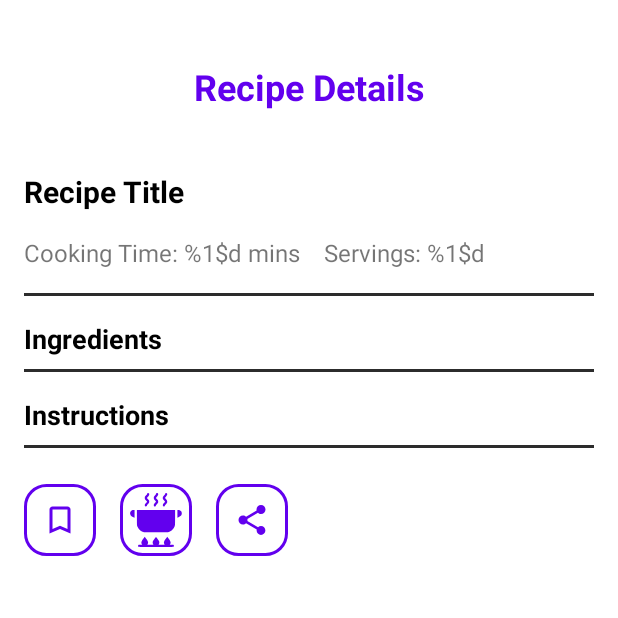
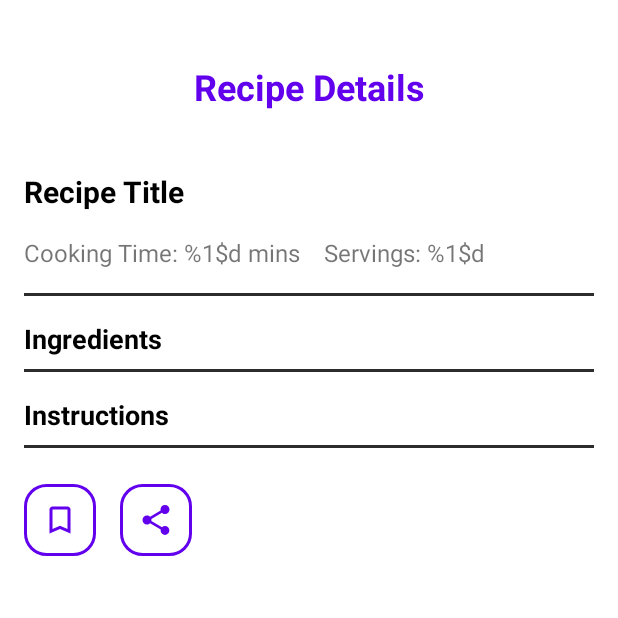
Before and after one commit to mmswflow-upb/RecipeGPT, an Android app: the RecipeDetailsActivity screen opened directly, with no data from a screen before it, on a phone screen of 412 x 824 dp, the top half of it. Run offline under Robolectric (Android 15) with nearby library versions, the phone set to English and light mode, and no system bars.

Commit message:
disabled cook button when you dont have enough ingredients

```diff
--- a/app/src/main/java/com/example/recipegpt/activities/recipedetails/RecipeDetailsActivity.kt
+++ b/app/src/main/java/com/example/recipegpt/activities/recipedetails/RecipeDetailsActivity.kt
@@ -2,12 +2,15 @@ package com.example.recipegpt.activities.recipedetails
 
 import android.content.Intent
 import android.content.res.ColorStateList
+import android.content.res.Resources.Theme
 import android.os.Bundle
 import android.util.Log
+import android.util.TypedValue
 import android.view.View
 import android.widget.Toast
 import androidx.activity.viewModels
 import androidx.appcompat.app.AppCompatActivity
+import androidx.appcompat.widget.ThemeUtils
 import com.example.recipegpt.R
 import com.example.recipegpt.databinding.ActivityRecipeDetailsBinding
 import com.example.recipegpt.models.QuantUnit
@@ -42,7 +45,7 @@ class RecipeDetailsActivity : AppCompatActivity() {
         // Observe the saved status to update the save button and toggle `listIngredients`
         viewModel.isRecipeSaved.observe(this) { isSaved ->
             updateSaveButton(isSaved)
-            toggleListIngredientsVisibility(isSaved)
+            toggleButtonsVisibility(isSaved)
         }
 
         //Update the colors of the ingredient amounts in case there's a change in the saved ingredients DB
@@ -72,6 +75,10 @@ class RecipeDetailsActivity : AppCompatActivity() {
             }
         }
 
+        viewModel.canBeCooked.observe(this) { canBeCooked ->
+            Log.d("RecipeDetailsActivity", "Can be cooked's value changed: ${canBeCooked}")
+            updateCookButton(canBeCooked)
+        }
 
 
         // Save button handler
@@ -86,25 +93,45 @@ class RecipeDetailsActivity : AppCompatActivity() {
             viewModel.toggleRecipeListedStatus()
         }
 
+        viewModel.canBeCooked.observe(this) { canBeCooked ->
+            updateCookButton(canBeCooked)
+        }
+
         binding.cookButton.setOnClickListener {
-            var message = ""
             viewModel.cookRecipe { success ->
-                 message = if (success) {
+                val message = if (success) {
                     getString(R.string.recipe_cooked_successfully)
                 } else {
                     getString(R.string.not_enough_ingredients)
                 }
+                Toast.makeText(this, message, Toast.LENGTH_SHORT).show()
+            }
+        }
 
-            }
-            Toast.makeText(this, message, Toast.LENGTH_SHORT).show()
-
-        }
 
 
         binding.shareButton.setOnClickListener {
             shareRecipeDetails()
         }
     }
+    private fun getThemePrimaryColor(): Int {
+        val typedValue = TypedValue()
+        val theme = theme.resolveAttribute(com.google.android.material.R.attr.colorPrimary, typedValue, true)
+        return typedValue.data
+    }
+
+    private fun updateCookButton(canBeCooked: Boolean) {
+        val primaryColor = getThemePrimaryColor()
+        val disabledColor = resources.getColor(R.color.grayDark, null)
+
+        val color = if (canBeCooked) primaryColor else disabledColor
+
+        binding.cookButton.backgroundTintList = ColorStateList.valueOf(color)
+        binding.cookButton.imageTintList = ColorStateList.valueOf(color)
+        binding.cookButton.isEnabled = canBeCooked
+    }
+
+
 
     private fun updateListIngredientsButton(isListed: Boolean) {
 
@@ -180,11 +207,14 @@ class RecipeDetailsActivity : AppCompatActivity() {
         }
     }
 
-    private fun toggleListIngredientsVisibility(isSaved: Boolean) {
-        binding.listIngredients.visibility = if (isSaved) {
-            View.VISIBLE
-        } else {
-            View.GONE
+    private fun toggleButtonsVisibility(isSaved: Boolean) {
+        if(isSaved){
+            binding.cookButton.visibility = View.VISIBLE
+            binding.listIngredients.visibility = View.VISIBLE
+
+        }else{
+            binding.cookButton.visibility = View.GONE
+            binding.listIngredients.visibility = View.GONE
         }
     }
 
```
Also changed, not shown: app/src/main/java/com/example/recipegpt/activities/recipedetails/RecipeDetailsViewModel.kt (+80 -25 lines), app/src/main/java/com/example/recipegpt/services/DatabaseBackgroundService.kt (+67 -18 lines).
